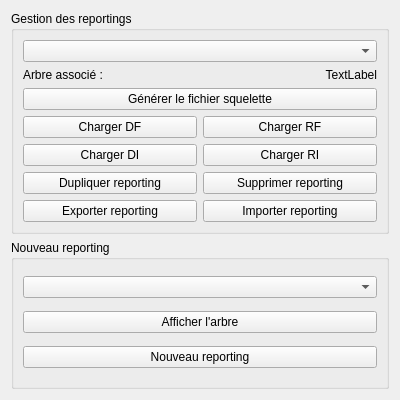
Before: the Qt Designer form formmanagereportings.ui in GiPiLab/ProtonClassicSuite, drawn with Qt 5.
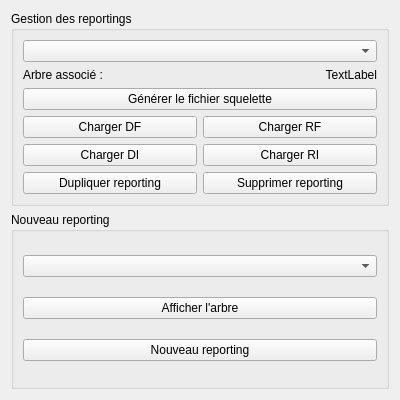
After: the same form once the commit is applied.

Commit message: Reporting, first table (overview)

What changed in the file:
```diff
--- a/formmanagereportings.ui
+++ b/formmanagereportings.ui
@@ -89,20 +89,6 @@
         </property>
        </widget>
       </item>
-      <item row="6" column="0">
-       <widget class="QPushButton" name="pushButtonExportReporting">
-        <property name="text">
-         <string>Exporter reporting</string>
-        </property>
-       </widget>
-      </item>
-      <item row="6" column="1">
-       <widget class="QPushButton" name="pushButtonImportReporting">
-        <property name="text">
-         <string>Importer reporting</string>
-        </property>
-       </widget>
-      </item>
      </layout>
     </widget>
    </item>
```
Left out of the diff: 28 changed lines with no effect on the pictures. The commit also changes 15 other files.
